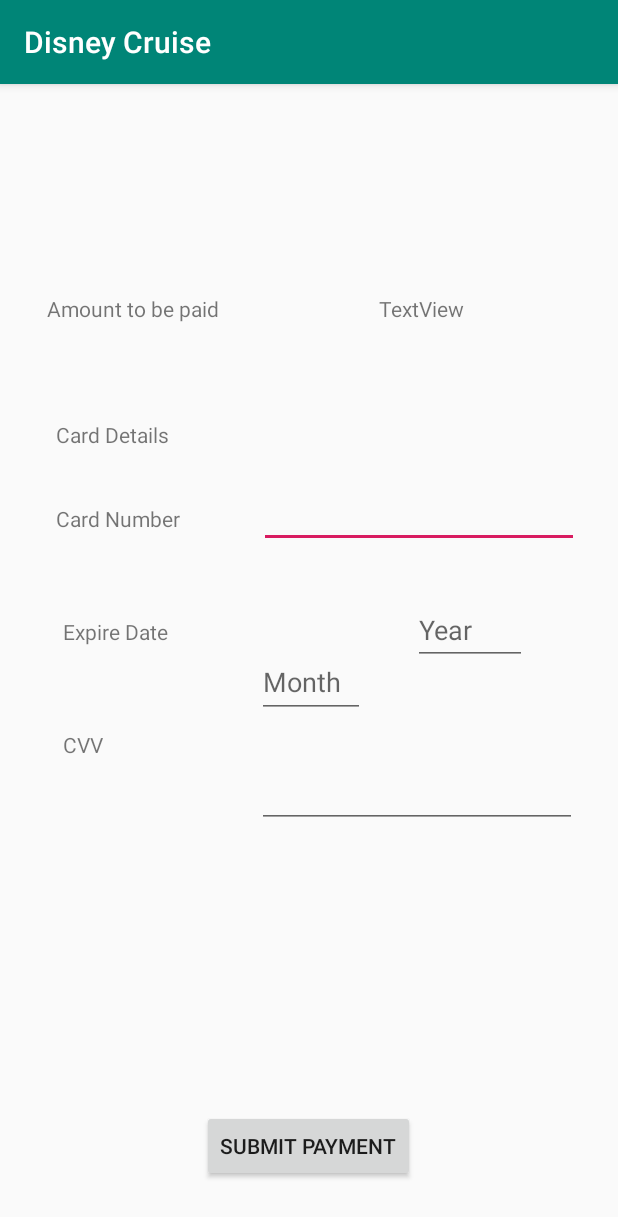
After one commit to Herb2o11/MobileCruiseApp, an Android app: the PaymentDetailsActivity screen opened directly, with no data from a screen before it, on a phone screen of 412 x 824 dp. The commit adds this screen. Shown: the top 1217 px of the screen. Run offline under Robolectric (Android 15) with nearby library versions, the phone set to English and light mode, and no system bars.

Commit message:
payment page created, accomation finished

```diff
--- a/app/src/main/AndroidManifest.xml
+++ b/app/src/main/AndroidManifest.xml
@@ -9,7 +9,8 @@
         android:roundIcon="@mipmap/icon_disney"
         android:supportsRtl="true"
         android:theme="@style/AppTheme">
-        <activity android:name="com.example.cruiseapp.AccommodationSelectionActivity"></activity>
+        <activity android:name="com.example.cruiseapp.PaymentDetailsActivity"></activity>
+        <activity android:name="com.example.cruiseapp.AccommodationSelectionActivity" />
         <activity android:name=".SelectRoomAftDeck2" />
         <activity android:name=".SelectRoomAftDeck" />
         <activity android:name=".SelectRoomMidShipDeck2Activity" />
--- a/app/src/main/java/com/example/cruiseapp/AccommodationSelectionActivity.java
+++ b/app/src/main/java/com/example/cruiseapp/AccommodationSelectionActivity.java
@@ -23,6 +23,8 @@ public class AccommodationSelectionActivity extends AppCompatActivity {
     String selectedAdult1, selectedchild1;
     String selectedAdult2, selectedchild2;
     String nStateRoom;
+    int valueAdult1, valueChild1, valueAdult2, valueChild2;
+    int totalA, totalC;
 
     @Override
     protected void onCreate(Bundle savedInstanceState) {
@@ -80,6 +82,7 @@ public class AccommodationSelectionActivity extends AppCompatActivity {
                     nStateRoom = "1";
                     RadioButton selectedRadioButton = (RadioButton) findViewById(selectedRadioButtonIDAdult1);
                     selectedAdult1 = selectedRadioButton.getText().toString();
+                    valueAdult1 = Integer.parseInt(selectedAdult1);
                 }
 
                 int selectedRadioButtonIDChild1 = radio1Child.getCheckedRadioButtonId();
@@ -89,39 +92,45 @@ public class AccommodationSelectionActivity extends AppCompatActivity {
 
                     RadioButton selectedRadioButton1 = findViewById(selectedRadioButtonIDChild1);
                     selectedchild1 = selectedRadioButton1.getText().toString();
+                    valueChild1 = Integer.parseInt(selectedchild1);
                 }
 
 
-
-
-
                 try {
-                    if (radio2Adult.isActivated() && radio2Child.isActivated()) {
-                        nStateRoom = "2";
+                    //if (radio2Adult.isActivated() && radio2Child.isActivated()) {
+                        //nStateRoom = "2";
                         int selectedRadioButtonIDAdult2 = radio2Adult.getCheckedRadioButtonId();
                         // If nothing is selected from Radio Group, then it return -1
                         if (selectedRadioButtonIDAdult2 != -1) {
 
                             RadioButton selectedRadioButton = findViewById(selectedRadioButtonIDAdult2);
                             selectedAdult2 = selectedRadioButton.getText().toString();
+                            valueAdult2 = Integer.parseInt(selectedAdult2);
                         }
-                    }
+                    //}
 
                     int selectedRadioButtonIDChild2 = radio2Child.getCheckedRadioButtonId();
                     if (selectedRadioButtonIDChild2 != -1) {
 
                         RadioButton selectedRadioButton1 = findViewById(selectedRadioButtonIDChild2);
                         selectedchild2 = selectedRadioButton1.getText().toString();
+                        valueChild2 = Integer.parseInt(selectedchild2);
+
+
+                        if( valueAdult2 !=  0 || valueChild2 != 0 ){
+                            nStateRoom = "2";
+                        }
                     }
+
+
                 } catch (Exception e) {
-
                 }
 
-                //adultsselected= selectedAdult1 +  selectedAdult2;
-                //childSelected = selectedchild1 + selectedchild2;
 
-                adultsselected= selectedAdult1 ;
-                childSelected = selectedchild1 ;
+                totalA = valueAdult1 + valueAdult2;
+                totalC = valueChild1 + valueChild2;
+                adultsselected= String.valueOf(totalA);
+                childSelected = String.valueOf(totalC); ;
 
 
                 SharedPreferences sharedPreferences = getSharedPreferences("dataShared", Context.MODE_PRIVATE);
--- a/app/src/main/java/com/example/cruiseapp/ConfirmSelectionActivity.java
+++ b/app/src/main/java/com/example/cruiseapp/ConfirmSelectionActivity.java
@@ -31,7 +31,7 @@ public class ConfirmSelectionActivity extends AppCompatActivity {
         final TextView txtConfirmKids = findViewById(R.id.txtNumberKids);
 
 
- //        getSupportActionBar().setTitle("Shecdule your travel");
+ //        getSupportActionBar().setTitle("Schedule your travel");
 //        getSupportActionBar().setDisplayShowHomeEnabled(true);
 //        getSupportActionBar().setLogo(R.mipmap.icon_disneycastleb_round);
 //        getSupportActionBar().setDisplayUseLogoEnabled(true);
--- /dev/null
+++ b/app/src/main/java/com/example/cruiseapp/PaymentDetailsActivity.java
@@ -0,0 +1,38 @@
+package com.example.cruiseapp;
+
+import android.support.v7.app.AppCompatActivity;
+import android.os.Bundle;
+import android.widget.EditText;
+import android.widget.TextView;
+
+import com.example.test.R;
+
+public class PaymentDetailsActivity extends AppCompatActivity {
+    String eMonth, eYear, eAmount, eCVV, eCardN;
+
+    @Override
+    protected void onCreate(Bundle savedInstanceState) {
+        super.onCreate(savedInstanceState);
+        setContentView(R.layout.activity_payment_details);
+
+
+        final TextView txtAmtFinal = findViewById(R.id.txtAmtDisplay);
+        final EditText etxtCardNumber = findViewById(R.id.etxtCardN);
+        final EditText etxtExpDateYear = findViewById(R.id.etxtExpDateYear);
+        final EditText etxtExpDateMonth = findViewById(R.id.etxtExpDateMonth);
+        final EditText etxtCVV = findViewById(R.id.etxtCVV);
+
+
+
+
+        eCardN = etxtCardNumber.getText().toString();
+        eMonth = etxtExpDateMonth.getText().toString();
+        eYear = etxtExpDateYear.getText().toString();
+        eCVV = etxtCVV.getText().toString();
+
+        //Getting the total amount from the sharedpreferences
+
+
+
+    }
+}
--- a/app/src/main/java/com/example/test/SelectRoomForwardDeck1Activity.java
+++ b/app/src/main/java/com/example/test/SelectRoomForwardDeck1Activity.java
@@ -1,7 +1,10 @@
 package com.example.test;
 
+import android.graphics.Color;
 import android.support.v7.app.AppCompatActivity;
 import android.os.Bundle;
+import android.view.View;
+import android.widget.Button;
 
 public class SelectRoomForwardDeck1Activity extends AppCompatActivity {
 
@@ -9,5 +12,21 @@ public class SelectRoomForwardDeck1Activity extends AppCompatActivity {
     protected void onCreate(Bundle savedInstanceState) {
         super.onCreate(savedInstanceState);
         setContentView(R.layout.activity_select_room_forward_deck1);
+
+        final Button btnDeck1000  = findViewById(R.id.btnDeck1Forward1000);
+
+
+
+        btnDeck1000.setOnClickListener(new View.OnClickListener() {
+            @Override
+            public void onClick(View view) {
+                btnDeck1000.setBackgroundColor(0xff0000ff);
+
+                //default button color
+                //btn.setBackgroundResource(android.R.drawable.btn_default);
+            }
+        });
+
+
     }
 }
--- /dev/null
+++ b/app/src/main/res/layout/activity_payment_details.xml
@@ -0,0 +1,135 @@
+<?xml version="1.0" encoding="utf-8"?>
+<android.support.constraint.ConstraintLayout xmlns:android="http://schemas.android.com/apk/res/android"
+    xmlns:app="http://schemas.android.com/apk/res-auto"
+    xmlns:tools="http://schemas.android.com/tools"
+    android:layout_width="match_parent"
+    android:layout_height="match_parent"
+    tools:context=".PaymentDetailsActivity">
+
+    <TextView
+        android:id="@+id/textView21"
+        android:layout_width="wrap_content"
+        android:layout_height="wrap_content"
+        android:layout_marginTop="224dp"
+        android:text="@string/CardDetails"
+        app:layout_constraintEnd_toEndOf="parent"
+        app:layout_constraintHorizontal_bias="0.11"
+        app:layout_constraintStart_toStartOf="parent"
+        app:layout_constraintTop_toTopOf="parent" />
+
+    <TextView
+        android:id="@+id/textView22"
+        android:layout_width="wrap_content"
+        android:layout_height="wrap_content"
+        android:layout_marginTop="280dp"
+        android:text="@string/CardN"
+        app:layout_constraintEnd_toEndOf="parent"
+        app:layout_constraintHorizontal_bias="0.113"
+        app:layout_constraintStart_toStartOf="parent"
+        app:layout_constraintTop_toTopOf="parent" />
+
+    <TextView
+        android:id="@+id/textView25"
+        android:layout_width="wrap_content"
+        android:layout_height="wrap_content"
+        android:layout_marginTop="56dp"
+        android:text="@string/expDate"
+        app:layout_constraintEnd_toEndOf="parent"
+        app:layout_constraintHorizontal_bias="0.123"
+        app:layout_constraintStart_toStartOf="parent"
+        app:layout_constraintTop_toBottomOf="@+id/textView22" />
+
+    <TextView
+        android:id="@+id/textView26"
+        android:layout_width="wrap_content"
+        android:layout_height="wrap_content"
+        android:layout_marginTop="56dp"
+        android:text="@string/cvvTextView"
+        app:layout_constraintEnd_toEndOf="parent"
+        app:layout_constraintHorizontal_bias="0.109"
+        app:layout_constraintStart_toStartOf="parent"
+        app:layout_constraintTop_toBottomOf="@+id/textView25" />
+
+    <EditText
+        android:id="@+id/etxtCardN"
+        android:layout_width="wrap_content"
+        android:layout_height="wrap_content"
+        android:layout_marginTop="264dp"
+        android:ems="10"
+        android:inputType="textPersonName"
+        app:layout_constraintEnd_toEndOf="parent"
+        app:layout_constraintHorizontal_bias="0.868"
+        app:layout_constraintStart_toStartOf="parent"
+        app:layout_constraintTop_toTopOf="parent" />
+
+    <EditText
+        android:id="@+id/etxtExpDateYear"
+        android:layout_width="76dp"
+        android:layout_height="46dp"
+        android:layout_marginTop="32dp"
+        android:ems="10"
+        android:hint="Year"
+        android:inputType="textPersonName"
+        app:layout_constraintEnd_toEndOf="parent"
+        app:layout_constraintHorizontal_bias="0.819"
+        app:layout_constraintStart_toStartOf="parent"
+        app:layout_constraintTop_toBottomOf="@+id/etxtCardN" />
+
+    <EditText
+        android:id="@+id/etxtCVV"
+        android:layout_width="wrap_content"
+        android:layout_height="wrap_content"
+        android:layout_marginBottom="188dp"
+        android:ems="10"
+        android:inputType="textPersonName"
+        app:layout_constraintBottom_toTopOf="@+id/button"
+        app:layout_constraintEnd_toEndOf="parent"
+        app:layout_constraintHorizontal_bias="0.863"
+        app:layout_constraintStart_toStartOf="parent" />
+
+    <Button
+        android:id="@+id/button"
+        android:layout_width="wrap_content"
+        android:layout_height="wrap_content"
+        android:layout_marginBottom="36dp"
+        android:text="@string/payment"
+        app:layout_constraintBottom_toBottomOf="parent"
+        app:layout_constraintEnd_toEndOf="parent"
+        app:layout_constraintHorizontal_bias="0.498"
+        app:layout_constraintStart_toStartOf="parent" />
+
+    <TextView
+        android:id="@+id/textView27"
+        android:layout_width="wrap_content"
+        android:layout_height="wrap_content"
+        android:layout_marginTop="140dp"
+        android:text="@string/amtToPay"
+        app:layout_constraintEnd_toEndOf="parent"
+        app:layout_constraintHorizontal_bias="0.105"
+        app:layout_constraintStart_toStartOf="parent"
+        app:layout_constraintTop_toTopOf="parent" />
+
+    <TextView
+        android:id="@+id/txtAmtDisplay"
+        android:layout_width="wrap_content"
+        android:layout_height="wrap_content"
+        android:layout_marginTop="140dp"
+        android:text="TextView"
+        app:layout_constraintEnd_toEndOf="parent"
+        app:layout_constraintHorizontal_bias="0.509"
+        app:layout_constraintStart_toEndOf="@+id/textView27"
+        app:layout_constraintTop_toTopOf="parent" />
+
+    <EditText
+        android:id="@+id/etxtExpDateMonth"
+        android:layout_width="72dp"
+        android:layout_height="47dp"
+        android:layout_marginBottom="28dp"
+        android:ems="10"
+        android:hint="Month"
+        android:inputType="textPersonName"
+        app:layout_constraintBottom_toTopOf="@+id/etxtCVV"
+        app:layout_constraintEnd_toStartOf="@+id/etxtExpDateYear"
+        app:layout_constraintHorizontal_bias="0.651"
+        app:layout_constraintStart_toEndOf="@+id/textView25" />
+</android.support.constraint.ConstraintLayout>
--- a/app/src/main/res/values/strings.xml
+++ b/app/src/main/res/values/strings.xml
@@ -149,6 +149,12 @@
     <string name="btnSubmit">Submit</string>
     <string name="btnReset">Clear All</string>
     <string name="ConfPageMessage">Check  your Selection</string>
+    <string name="CardDetails">Card Details</string>
+    <string name="CardN">Card Number</string>
+    <string name="expDate">Expire Date</string>
+    <string name="cvvTextView">CVV</string>
+    <string name="payment">Submit Payment</string>
+    <string name="amtToPay">Amount to be paid</string>
 
 
 </resources>
```
